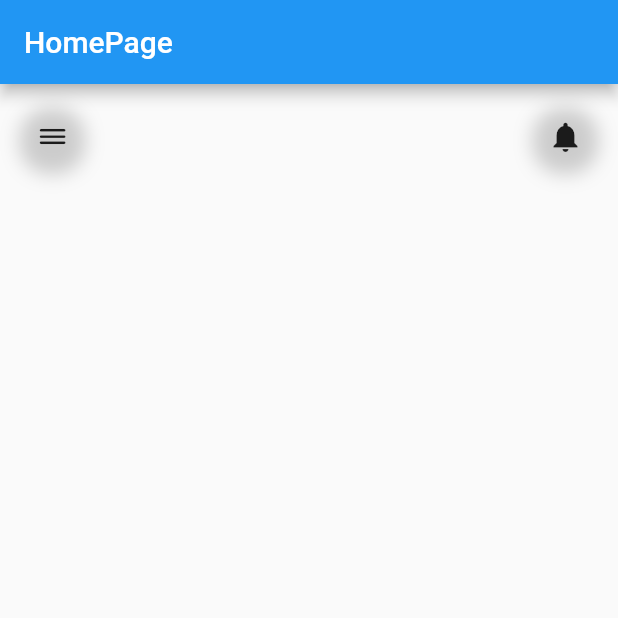
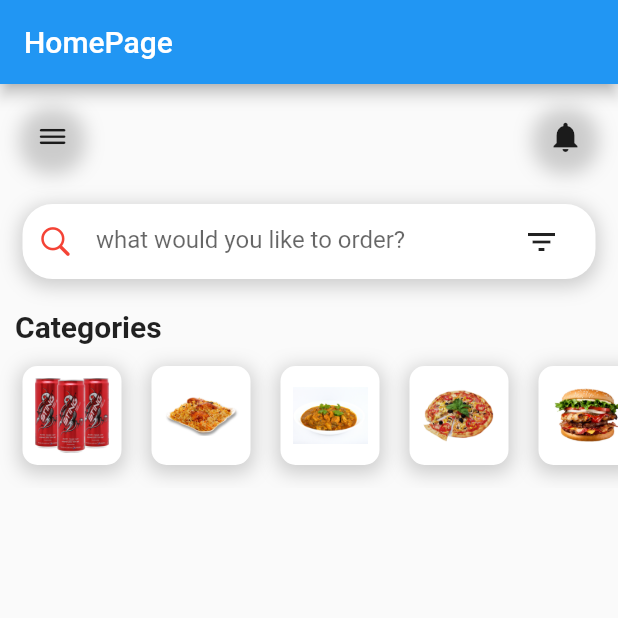
Before and after one commit to Subrata4119/khaddo, a Flutter app: the screen it shows after launch, on a phone screen of 412 x 824 dp, the top half of it. Run offline on Flutter 3.47's test engine with Material 2 defaults, Android fonts, the phone set to English and light mode, and no system bars.

Commit message:
item set up

```diff
--- a/lib/pages/HomePage.dart
+++ b/lib/pages/HomePage.dart
@@ -1,6 +1,7 @@
+import 'package:flutter/cupertino.dart';
 import 'package:flutter/material.dart';
 import 'package:fooddeliveryapp/widgets/AppBarWidgets.dart';
-
+import 'package:fooddeliveryapp/widgets/CategoriesWidget.dart';
 
 class MyHomePage extends StatelessWidget {
   const MyHomePage({super.key});
@@ -13,7 +14,64 @@ class MyHomePage extends StatelessWidget {
       ),
       body: ListView(
         children: [
-         AppBarWidget()
+          AppBarWidget(),
+          //searchbar
+          Padding(
+            padding: EdgeInsets.symmetric(vertical: 10, horizontal: 15),
+            child: Container(
+              width: double.infinity,
+              height: 50,
+              decoration: BoxDecoration(
+                color: Colors.white,
+                borderRadius: BorderRadius.circular(20),
+                boxShadow: [
+                  BoxShadow(
+                      color: Colors.grey.withOpacity(0.5),
+                      spreadRadius: 2,
+                      blurRadius: 10,
+                      offset: Offset(0, 3))
+                ],
+              ),
+              child: Padding(
+                padding: EdgeInsets.symmetric(
+                  horizontal: 10,
+                ),
+                child: Row(
+                  children: [
+                    Icon(
+                      CupertinoIcons.search,
+                      color: Colors.red,
+                    ),
+                    Container(
+                      height: 50,
+                      width: 300,
+                      child: Padding(padding: EdgeInsets.symmetric(horizontal: 15,),
+                      child: TextFormField(
+                        decoration: InputDecoration(
+                          hintText: "what would you like to order?",
+                          border: InputBorder.none
+                        ),
+                      ),),
+                    ),
+                    Icon(Icons.filter_list),
+
+                  ],
+                ),
+              ),
+            ),
+          ),
+          //category
+          Padding(padding: EdgeInsets.only(top: 10,left: 10),
+          child: Text(
+            "Categories",
+            style: TextStyle(
+              fontWeight: FontWeight.bold,
+              fontSize: 20,
+
+            ),
+          ),),
+          CategoriesWidget(),
+
         ],
       ),
     );
--- /dev/null
+++ b/lib/widgets/CategoriesWidget.dart
@@ -0,0 +1,120 @@
+import 'package:flutter/material.dart';
+
+class CategoriesWidget extends StatelessWidget {
+  const CategoriesWidget({super.key});
+
+  @override
+  Widget build(BuildContext context) {
+    return SingleChildScrollView(
+      scrollDirection: Axis.horizontal,
+      child: Padding(
+        padding: EdgeInsets.symmetric(vertical: 15, horizontal: 5),
+        child: Row(children: [
+//for(int i=0;i<10;i++)
+            //single Item
+
+          Padding(padding: EdgeInsets.symmetric(horizontal: 10),
+          child: Container(
+            padding: EdgeInsets.all(8),
+            decoration: BoxDecoration(
+              color: Colors.white,
+              borderRadius: BorderRadius.circular(10),
+              boxShadow: [
+                BoxShadow(
+                  color: Colors.grey.withOpacity(0.5),
+                  spreadRadius: 2,
+                  blurRadius: 10,
+                  offset: Offset(0, 3)
+                )
+              ]
+
+            ),
+            child: Image.asset("images/drink.png",
+            width: 50,
+            height: 50,),
+          ),),
+          Padding(padding: EdgeInsets.symmetric(horizontal: 10),
+          child: Container(
+            padding: EdgeInsets.all(8),
+            decoration: BoxDecoration(
+              color: Colors.white,
+              borderRadius: BorderRadius.circular(10),
+              boxShadow: [
+                BoxShadow(
+                  color: Colors.grey.withOpacity(0.5),
+                  spreadRadius: 2,
+                  blurRadius: 10,
+                  offset: Offset(0, 3)
+                )
+              ]
+
+            ),
+            child: Image.asset("images/biryani.png",
+            width: 50,
+            height: 50,),
+          ),),
+          Padding(padding: EdgeInsets.symmetric(horizontal: 10),
+          child: Container(
+            padding: EdgeInsets.all(8),
+            decoration: BoxDecoration(
+              color: Colors.white,
+              borderRadius: BorderRadius.circular(10),
+              boxShadow: [
+                BoxShadow(
+                  color: Colors.grey.withOpacity(0.5),
+                  spreadRadius: 2,
+                  blurRadius: 10,
+                  offset: Offset(0, 3)
+                )
+              ]
+
+            ),
+            child: Image.asset("images/salan.png",
+            width: 50,
+            height: 50,),
+          ),),
+          Padding(padding: EdgeInsets.symmetric(horizontal: 10),
+          child: Container(
+            padding: EdgeInsets.all(8),
+            decoration: BoxDecoration(
+              color: Colors.white,
+              borderRadius: BorderRadius.circular(10),
+              boxShadow: [
+                BoxShadow(
+                  color: Colors.grey.withOpacity(0.5),
+                  spreadRadius: 2,
+                  blurRadius: 10,
+                  offset: Offset(0, 3)
+                )
+              ]
+
+            ),
+            child: Image.asset("images/pizza.png",
+            width: 50,
+            height: 50,),
+          ),),
+          Padding(padding: EdgeInsets.symmetric(horizontal: 10),
+          child: Container(
+            padding: EdgeInsets.all(8),
+            decoration: BoxDecoration(
+              color: Colors.white,
+              borderRadius: BorderRadius.circular(10),
+              boxShadow: [
+                BoxShadow(
+                  color: Colors.grey.withOpacity(0.5),
+                  spreadRadius: 2,
+                  blurRadius: 10,
+                  offset: Offset(0, 3)
+                )
+              ]
+
+            ),
+            child: Image.asset("images/burger.png",
+            width: 50,
+            height: 50,),
+          ),)
+        ],),
+      ),
+    );
+  }
+}
--- a/pubspec.yaml
+++ b/pubspec.yaml
@@ -59,9 +59,8 @@ flutter:
   uses-material-design: true
 
   # To add assets to your application, add an assets section, like this:
-  # assets:
-  #   - images/a_dot_burr.jpeg
-  #   - images/a_dot_ham.jpeg
+  assets:
+    - images/
 
   # An image asset can refer to one or more resolution-specific "variants", see
   # https://flutter.dev/assets-and-images/#resolution-aware
```
